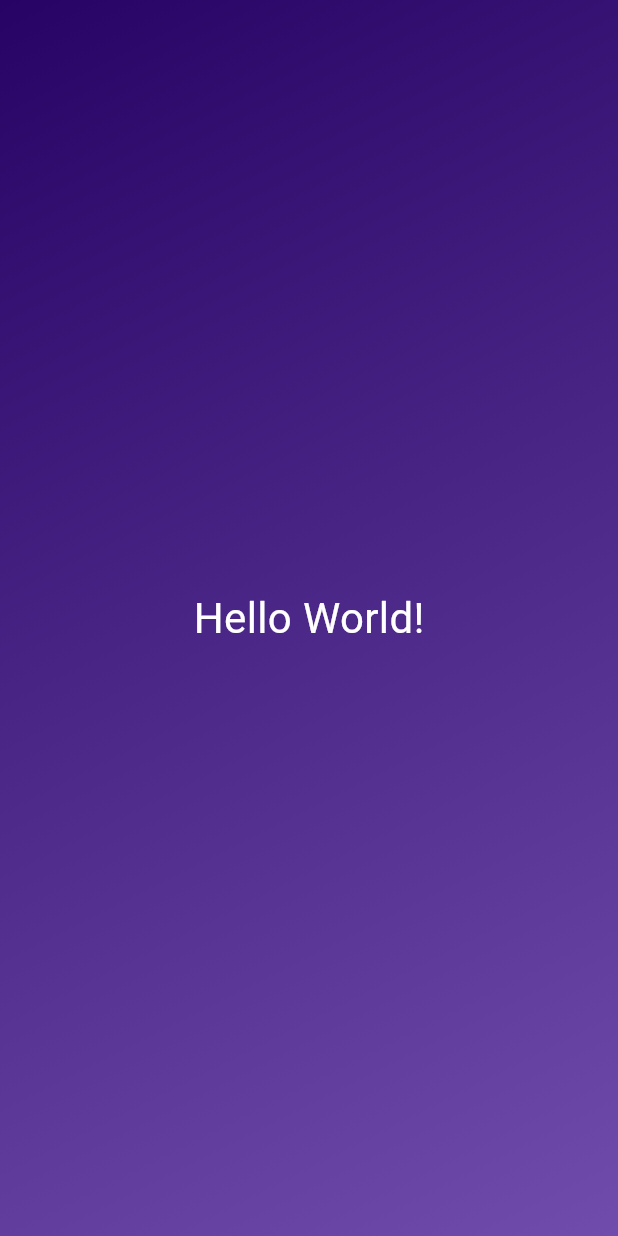
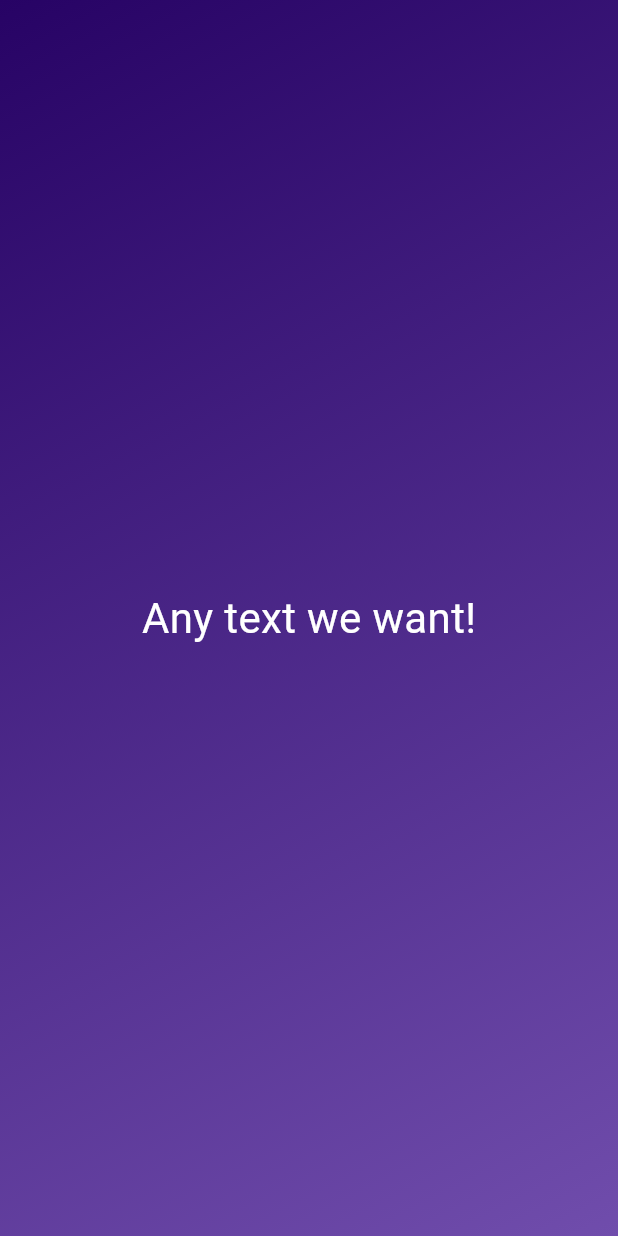
Before and after one commit to Ericesposito/dice-roll-app, a Flutter app: the screen it shows after launch, on a phone screen of 412 x 824 dp. Run offline on Flutter 3.47's test engine with Material 3 defaults, Android fonts, the phone set to English and light mode, and no system bars.

Commit message:
working more with optimizing widgets with class and final keywords, also learned syntax for splitting widgets across files and proper importing conventions

```diff
--- a/dice_roll_app/lib/gradient_container.dart
+++ b/dice_roll_app/lib/gradient_container.dart
@@ -22,7 +22,7 @@ class GradientContainer extends StatelessWidget {
         ),
       ),
       child: const Center(
-        child: StyledText(),
+        child: StyledText('Any text we want!'),
       ),
     );
   }
--- a/dice_roll_app/lib/styled_text.dart
+++ b/dice_roll_app/lib/styled_text.dart
@@ -1,13 +1,15 @@
 import 'package:flutter/material.dart';
 
 class StyledText extends StatelessWidget {
-  const StyledText({super.key});
+  const StyledText(this.text, {super.key});
+
+  final String text;
 
   @override
   Widget build(context) {
-    return const Text(
-      "Hello World!",
-      style: TextStyle(
+    return Text(
+      text,
+      style: const TextStyle(
         fontSize: 28,
         color: Colors.white,
       ),
```
